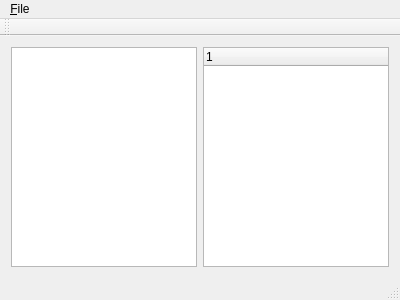
First picture: the form in MainWindow.ui, repository zdo/deeper-desktop, before the edit.
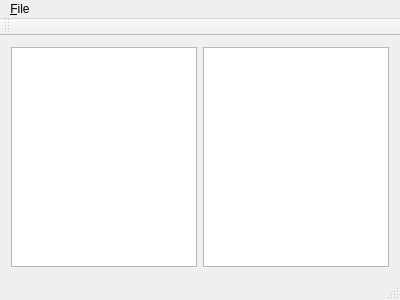
Second picture: the form after the edit. Custom widgets are drawn as their Qt base class.

Commit message: Notes widget

Patch:
```diff
--- a/MainWindow.ui
+++ b/MainWindow.ui
@@ -13,6 +13,9 @@
   <property name="windowTitle">
    <string>Deeper</string>
   </property>
+  <property name="documentMode">
+   <bool>true</bool>
+  </property>
   <widget class="QWidget" name="centralWidget">
    <layout class="QHBoxLayout" name="horizontalLayout">
     <item>
@@ -80,7 +83,59 @@
      </widget>
     </item>
     <item>
-     <widget class="QTreeWidget" name="treeWidget">
+     <widget class="NotesTreeWidget" name="notesTreeWidget">
+      <property name="palette">
+       <palette>
+        <active>
+         <colorrole role="Highlight">
+          <brush brushstyle="SolidPattern">
+           <color alpha="255">
+            <red>250</red>
+            <green>253</green>
+            <blue>233</blue>
+           </color>
+          </brush>
+         </colorrole>
+        </active>
+        <inactive>
+         <colorrole role="Highlight">
+          <brush brushstyle="SolidPattern">
+           <color alpha="255">
+            <red>250</red>
+            <green>253</green>
+            <blue>233</blue>
+           </color>
+          </brush>
+         </colorrole>
+        </inactive>
+        <disabled>
+         <colorrole role="Highlight">
+          <brush brushstyle="SolidPattern">
+           <color alpha="255">
+            <red>220</red>
+            <green>220</green>
+            <blue>220</blue>
+           </color>
+          </brush>
+         </colorrole>
+        </disabled>
+       </palette>
+      </property>
+      <property name="dragEnabled">
+       <bool>true</bool>
+      </property>
+      <property name="dragDropMode">
+       <enum>QAbstractItemView::DragDrop</enum>
+      </property>
+      <property name="indentation">
+       <number>40</number>
+      </property>
+      <property name="rootIsDecorated">
+       <bool>true</bool>
+      </property>
+      <attribute name="headerVisible">
+       <bool>false</bool>
+      </attribute>
       <column>
        <property name="text">
         <string notr="true">1</string>
@@ -123,6 +178,11 @@
    <extends>QTreeWidget</extends>
    <header>CategoriesTreeWidget.hpp</header>
   </customwidget>
+  <customwidget>
+   <class>NotesTreeWidget</class>
+   <extends>QTreeWidget</extends>
+   <header>NotesTreeWidget.hpp</header>
+  </customwidget>
  </customwidgets>
  <resources/>
  <connections/>
```
Left out of the diff: 6 changed lines with no effect on the pictures. The commit also changes 11 other files.
